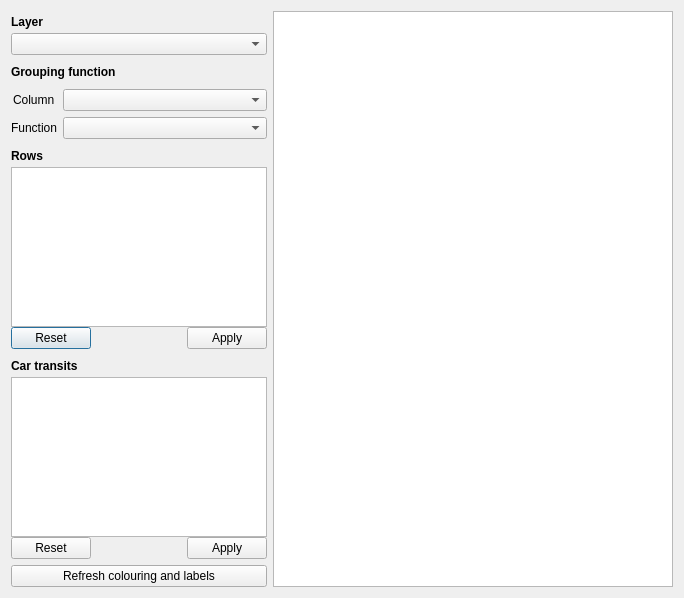
Old version of the form plugin/snowplow_dialog_base.ui in the repository pixelneo/SnowPlow.
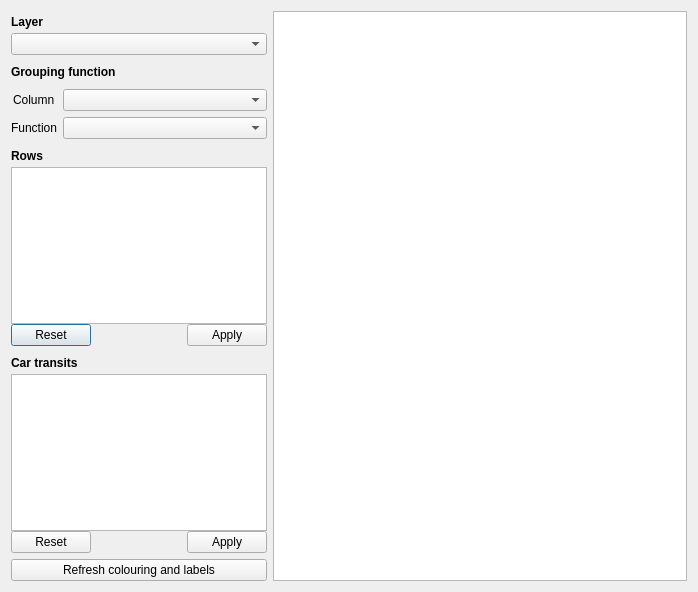
New version of the form.

Commit message: not null columns, select reasonable columns

What changed in the file:
```diff
--- a/plugin/snowplow_dialog_base.ui
+++ b/plugin/snowplow_dialog_base.ui
@@ -6,8 +6,8 @@
    <rect>
     <x>0</x>
     <y>0</y>
-    <width>684</width>
-    <height>598</height>
+    <width>698</width>
+    <height>592</height>
    </rect>
   </property>
   <property name="windowTitle">
@@ -242,6 +242,9 @@
          <height>100</height>
         </size>
        </property>
+       <property name="sortingEnabled">
+        <bool>true</bool>
+       </property>
       </widget>
      </item>
     </layout>
```
The commit also changes 1 other file.
